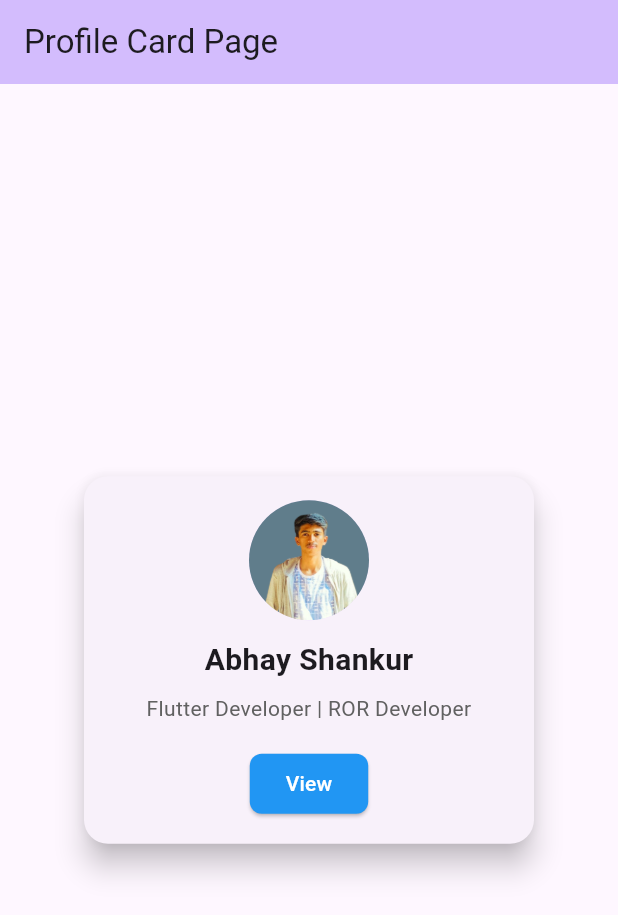
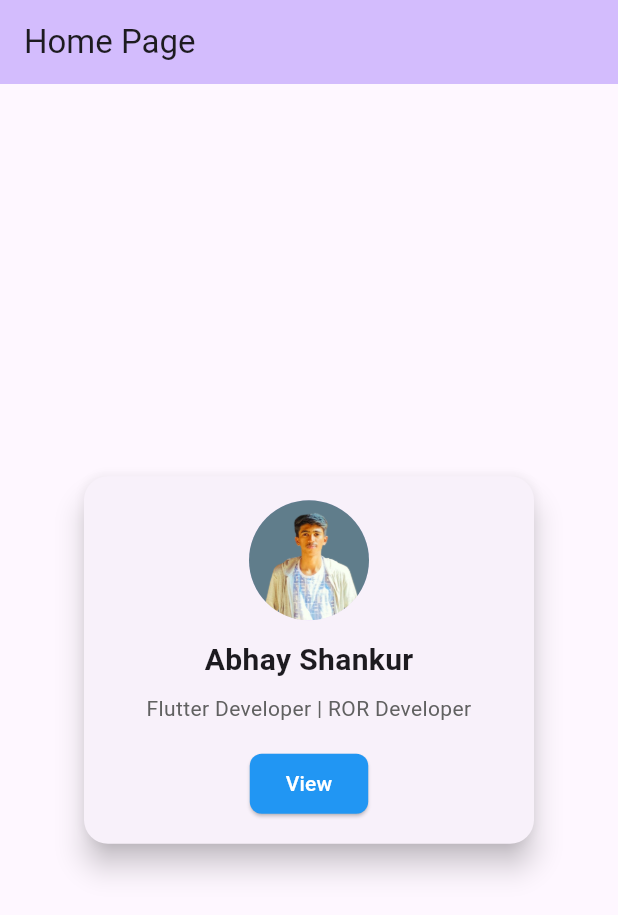
Before and after one commit to abhayshankur-josh/Flutter-Assignments, a Flutter app: the screen it shows after launch, on a phone screen of 412 x 824 dp. Shown: the top 915 px of the screen. Run offline on Flutter 3.47's test engine with Material 3 defaults, Android fonts, the phone set to English and light mode, and no system bars.

Commit message:
Add Routing

```diff
--- a/lib/main.dart
+++ b/lib/main.dart
@@ -1,5 +1,5 @@
 import 'package:flutter/material.dart';
-import 'package:flutter_assignments/views/home_page.dart';
+import 'package:flutter_assignments/utils/routes.dart';
 
 void main() {
   runApp(const MyApp());
@@ -19,7 +19,7 @@ class MyApp extends StatelessWidget {
         ),
         useMaterial3: true,
       ),
-      home: const HomePage(title: 'Profile Card Page'),
+      onGenerateRoute: AppRouter.onGenerateRoute,
     );
   }
 }
--- a/lib/models/profile_model.dart
+++ b/lib/models/profile_model.dart
@@ -1,4 +1,4 @@
-class Profile {
+class Profile{
   final String imageUrl;
   final String name;
   final String email;
--- /dev/null
+++ b/lib/utils/routes.dart
@@ -0,0 +1,21 @@
+import 'package:flutter/material.dart';
+import 'package:flutter_assignments/models/profile_model.dart';
+import 'package:flutter_assignments/views/details_page.dart';
+import 'package:flutter_assignments/views/home_page.dart';
+
+class AppRouter {
+  static const homePage = "/home";
+  static const detailsPage = "/details";
+
+  static Route<dynamic>? onGenerateRoute(RouteSettings settings) {
+    switch (settings.name) {
+      case AppRouter.detailsPage:
+        return MaterialPageRoute(
+          builder: (_) => DetailsPage(details: settings.arguments as Profile),
+        );
+      case AppRouter.homePage:
+      default:
+        return MaterialPageRoute(builder: (_) => const HomePage());
+    }
+  }
+}
--- a/lib/views/home_page.dart
+++ b/lib/views/home_page.dart
@@ -2,9 +2,7 @@ import 'package:flutter/material.dart';
 import 'package:flutter_assignments/views/widgets/profile_card_widget.dart';
 
 class HomePage extends StatefulWidget {
-  const HomePage({super.key, required this.title});
-
-  final String title;
+  const HomePage({super.key});
 
   @override
   State<HomePage> createState() => _HomePageState();
@@ -17,7 +15,7 @@ class _HomePageState extends State<HomePage> {
     return Scaffold(
       appBar: AppBar(
         backgroundColor: Theme.of(context).colorScheme.inversePrimary,
-        title: Text(widget.title),
+        title: const Text("Home Page"),
       ),
       body: const Center(
         child: ProfileCardWidget()
```
